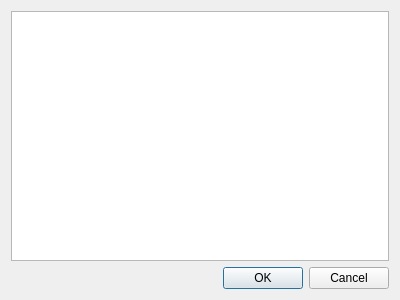
Above: Package/PackageCleanDialog.ui from xavierxeon-music/HelpForMax before the change. Below: the same form after it.
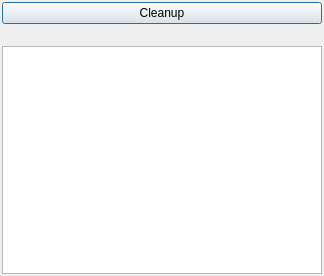
That is the form after the change. Custom widgets are drawn as their Qt base class.

Commit message: dialog models

Patch:
```diff
--- a/Package/PackageCleanDialog.ui
+++ b/Package/PackageCleanDialog.ui
@@ -6,29 +6,56 @@
    <rect>
     <x>0</x>
     <y>0</y>
-    <width>400</width>
-    <height>300</height>
+    <width>324</width>
+    <height>276</height>
    </rect>
   </property>
   <property name="windowTitle">
    <string>Clean Package</string>
   </property>
   <layout class="QVBoxLayout" name="verticalLayout">
+   <property name="leftMargin">
+    <number>2</number>
+   </property>
+   <property name="topMargin">
+    <number>2</number>
+   </property>
+   <property name="rightMargin">
+    <number>2</number>
+   </property>
+   <property name="bottomMargin">
+    <number>2</number>
+   </property>
    <item>
-    <widget class="QTreeView" name="treeView"/>
+    <widget class="QPushButton" name="cleanupButton">
+     <property name="text">
+      <string>Cleanup</string>
+     </property>
+    </widget>
    </item>
    <item>
-    <widget class="QDialogButtonBox" name="buttonBox">
-     <property name="orientation">
-      <enum>Qt::Orientation::Horizontal</enum>
+    <widget class="ProgressIndicator" name="progress" native="true">
+     <property name="minimumSize">
+      <size>
+       <width>0</width>
+       <height>10</height>
+      </size>
      </property>
-     <property name="standardButtons">
-      <set>QDialogButtonBox::StandardButton::Cancel|QDialogButtonBox::StandardButton::Ok</set>
-     </property>
     </widget>
    </item>
+   <item>
+    <widget class="QTreeView" name="packageTree"/>
+   </item>
   </layout>
  </widget>
+ <customwidgets>
+  <customwidget>
+   <class>ProgressIndicator</class>
+   <extends>QWidget</extends>
+   <header>ProgressIndicator.h</header>
+   <container>1</container>
+  </customwidget>
+ </customwidgets>
  <resources/>
  <connections>
   <connection>
```
Left out of the diff: 39 changed lines with no effect on the pictures. The commit also changes 12 other files.
